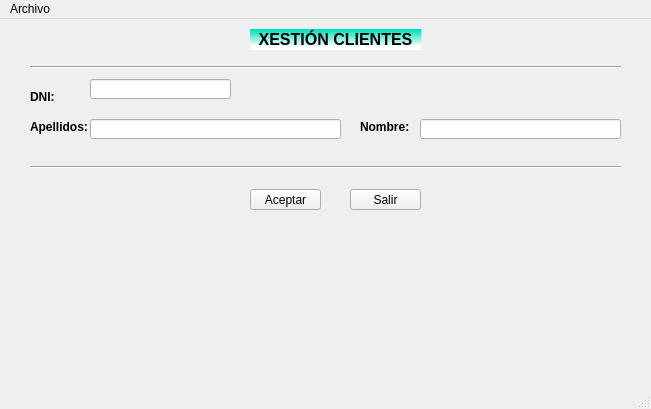
Old version of the form ventana.ui in the repository XoanCarlos/PEREZGONZALEZ.
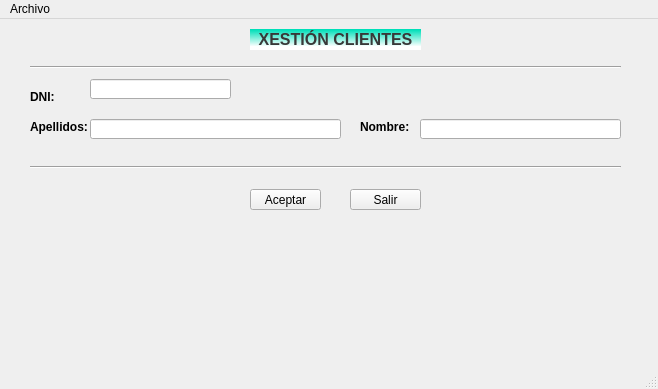
New version of the form.

Commit message: V0.0.2. Cambio color título

The edit to the form file:
```diff
--- a/ventana.ui
+++ b/ventana.ui
@@ -6,8 +6,8 @@
    <rect>
     <x>0</x>
     <y>0</y>
-    <width>651</width>
-    <height>409</height>
+    <width>658</width>
+    <height>389</height>
    </rect>
   </property>
   <property name="windowTitle">
@@ -31,12 +31,15 @@
      </font>
     </property>
     <property name="styleSheet">
-     <string notr="true">background-color: rgb(179, 254, 255);
-background-color: qlineargradient(spread:pad, x1:0.46, y1:0.0343636, x2:0.4595, y2:0.835, stop:0 rgba(0, 223, 185, 255), stop:1 rgba(255, 255, 255, 255));</string>
+     <string notr="true">background-color: qlineargradient(spread:pad, x1:0.46, y1:0.0343636, x2:0.4595, y2:0.835, stop:0 rgba(0, 223, 185, 255), stop:1 rgba(255, 255, 255, 255));
+color:rgb(56, 56, 56)</string>
     </property>
     <property name="text">
      <string>XESTIÓN CLIENTES</string>
     </property>
+    <property name="textFormat">
+     <enum>Qt::RichText</enum>
+    </property>
     <property name="alignment">
      <set>Qt::AlignCenter</set>
     </property>
@@ -186,7 +189,7 @@
     <rect>
      <x>0</x>
      <y>0</y>
-     <width>651</width>
+     <width>658</width>
      <height>21</height>
     </rect>
    </property>
```
The commit also changes 2 other files.
